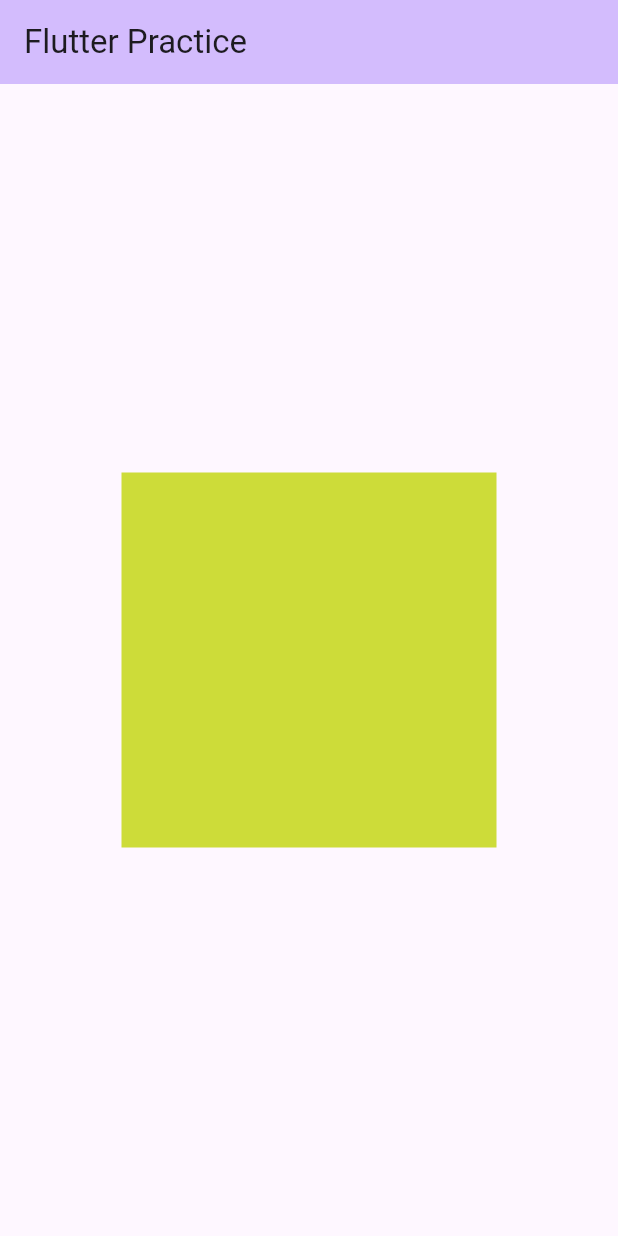
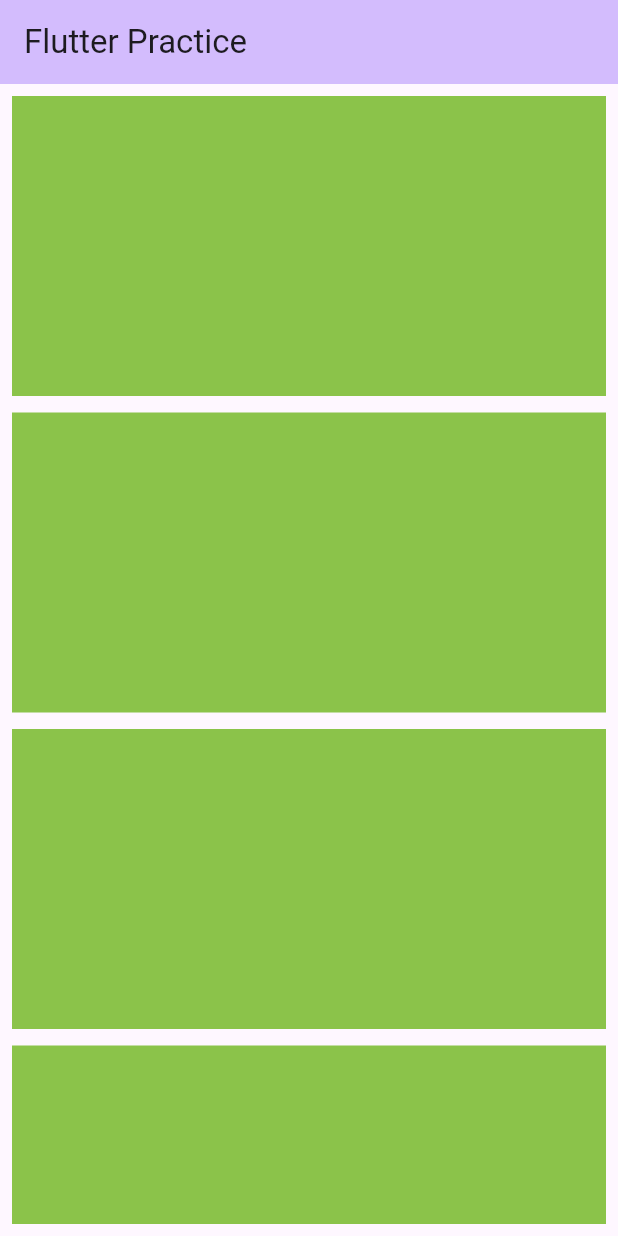
Before and after one commit to Shafayat-Fahim/flutter_practice, a Flutter app: the screen it shows after launch, on a phone screen of 412 x 824 dp. Run offline on Flutter 3.47's test engine with Material 3 defaults, Android fonts, the phone set to English and light mode, and no system bars.

Commit message:
SingleChildScrollView

```diff
--- a/lib/main.dart
+++ b/lib/main.dart
@@ -63,21 +63,37 @@ class _MyHomePageState extends State<MyHomePage> {
         // the App.build method, and use it to set our appbar title.
         title: Text("Flutter Practice"),
       ),
-      body: InkWell(
-        onTap: () {
-          print('Bangladesh Zindabad');
-        },
-        onLongPress: () {
-          print('Bangladesh Nationalist Party');
-        },
-        onDoubleTap: () {
-          print('No Corruption!');
-        },
-        child: Center(
-          child: Container(
-            width: 250,
-            height: 250,
-            color: Colors.lime,
+      body: Padding(
+        padding: const EdgeInsets.all(8.0),
+        child: SingleChildScrollView(
+          child: Column(
+            children: [
+              Container(
+                margin: EdgeInsets.only(bottom: 11 ),
+                height: 200,
+                color: Colors.lightGreen,
+              ),
+              Container(
+                margin: EdgeInsets.only(bottom: 11 ),
+                height: 200,
+                color: Colors.lightGreen,
+              ),
+              Container(
+                margin: EdgeInsets.only(bottom: 11 ),
+                height: 200,
+                color: Colors.lightGreen,
+              ),
+              Container(
+                margin: EdgeInsets.only(bottom: 11 ),
+                height: 200,
+                color: Colors.lightGreen,
+              ),
+              Container(
+                margin: EdgeInsets.only(bottom: 11 ),
+                height: 200,
+                color: Colors.lightGreen,
+              )
+            ],
           ),
         ),
       )
```
